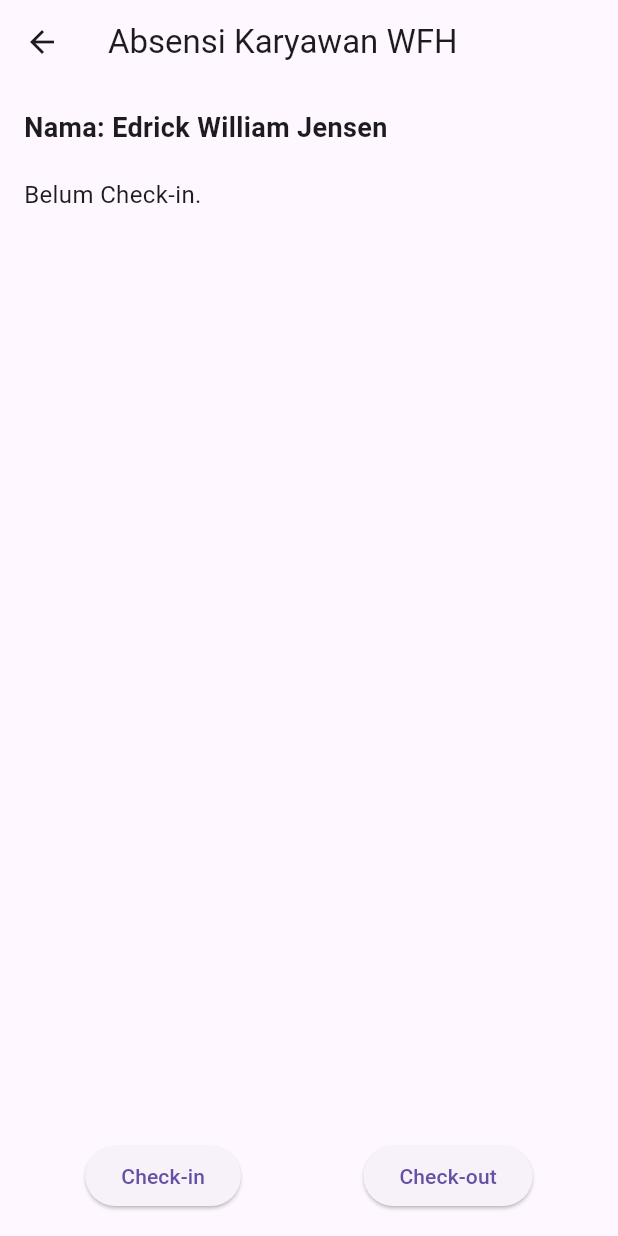
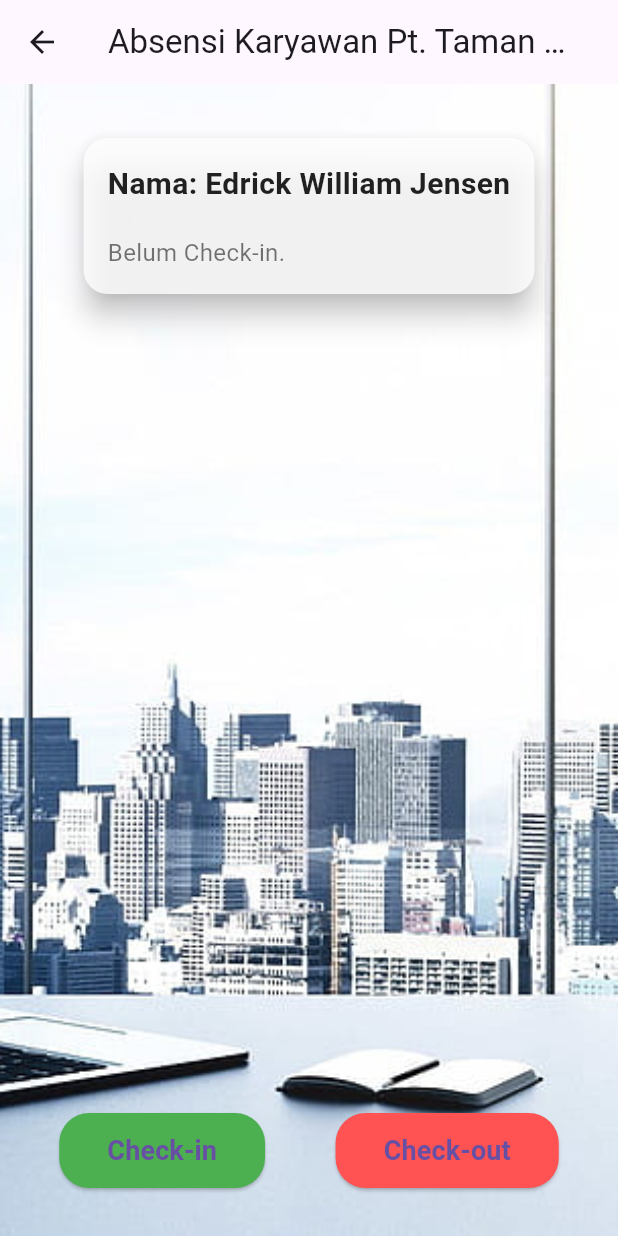
Before and after one commit to edrickjensen/UTS-PemMob-Monitoring-Karyawan-WFH, a Flutter app: the screen it shows after launch, after a tap on "Absen", on a phone screen of 412 x 824 dp. Run offline on Flutter 3.47's test engine with Material 3 defaults, Android fonts, the phone set to English and light mode, and no system bars; missing offline and left inert: monitoring_karyawan_wfh.

Commit message:
first commit

```diff
--- a/lib/main.dart
+++ b/lib/main.dart
@@ -23,9 +23,23 @@ class HomePage extends StatelessWidget {
   Widget build(BuildContext context) {
     return Scaffold(
       appBar: AppBar(
-        title: Text('Absensi'),
+        title: Text('Absensi Karyawan Pt. Taman Walet'),
+        backgroundColor: Colors.transparent, // Membuat appBar transparan
+        elevation: 0, // Menghilangkan bayangan appBar
       ),
-      body: Center(
+      body: Stack(
+        children: [
+          // Gambar latar belakang
+          Container(
+            decoration: BoxDecoration(
+              image: DecorationImage(
+                image: AssetImage('assets/image.png'), // Path gambar di assets
+                fit: BoxFit.cover, // Agar gambar menutupi seluruh layar
+              ),
+            ),
+          ),
+          // Konten utama
+          Center(
             child: ElevatedButton(
               onPressed: () {
                 // Navigasi ke AbsensiPage
@@ -34,8 +48,20 @@ class HomePage extends StatelessWidget {
                   MaterialPageRoute(builder: (context) => AbsensiPage()),
                 );
               },
-          child: Text("Absen"),
+              style: ElevatedButton.styleFrom(
+                padding: EdgeInsets.symmetric(horizontal: 32, vertical: 12),
+                shape: RoundedRectangleBorder(
+                  borderRadius: BorderRadius.circular(20),
                 ),
+                backgroundColor: Colors.blueAccent, // Warna tombol
+              ),
+              child: Text(
+                "Absen",
+                style: TextStyle(fontSize: 20, fontWeight: FontWeight.bold),
+              ),
+            ),
+          ),
+        ],
       ),
     );
   }
--- a/lib/presentation/pages/absensi_page.dart
+++ b/lib/presentation/pages/absensi_page.dart
@@ -41,55 +41,107 @@ class _AbsensiPageState extends State<AbsensiPage> {
   Widget build(BuildContext context) {
     return Scaffold(
       appBar: AppBar(
-        title: Text('Absensi Karyawan WFH'),
+        title: Text('Absensi Karyawan Pt. Taman Walet'),
+        backgroundColor: Colors.transparent,
+        elevation: 0,
       ),
-      body: Padding(
+      body: Stack(
+        children: [
+          // Background Image
+          Container(
+            decoration: BoxDecoration(
+              image: DecorationImage(
+                image: AssetImage('assets/image.png'), // Pastikan gambar ada di folder assets
+                fit: BoxFit.cover,
+              ),
+            ),
+          ),
+          // Content
+          Padding(
+            padding: const EdgeInsets.symmetric(horizontal: 16.0, vertical: 32.0),
+            child: Column(
+              children: [
+                // Card for Employee Info
+                Card(
+                  shape: RoundedRectangleBorder(
+                    borderRadius: BorderRadius.circular(16),
+                  ),
+                  elevation: 8,
+                  color: Colors.white.withOpacity(0.8), // Set transparency to make it blend
+                  child: Padding(
                     padding: const EdgeInsets.all(16.0),
                     child: Column(
                       crossAxisAlignment: CrossAxisAlignment.start,
                       children: [
                         Text(
                           "Nama: $name",
-              style: TextStyle(fontSize: 18, fontWeight: FontWeight.bold),
+                          style: TextStyle(fontSize: 20, fontWeight: FontWeight.bold, color: Colors.black87),
                         ),
                         SizedBox(height: 20),
                         if (checkInTime != null) ...[
                           Text(
                             "Check-in: ${formatDateTime(checkInTime!)}",
-                style: TextStyle(fontSize: 16),
+                            style: TextStyle(fontSize: 16, color: Colors.black54),
                           ),
                         ] else ...[
-              Text("Belum Check-in.", style: TextStyle(fontSize: 16)),
+                          Text("Belum Check-in.", style: TextStyle(fontSize: 16, color: Colors.black54)),
                         ],
                         if (checkOutTime != null) ...[
                           Text(
                             "Check-out: ${formatDateTime(checkOutTime!)}",
-                style: TextStyle(fontSize: 16),
+                            style: TextStyle(fontSize: 16, color: Colors.black54),
                           ),
                           Text(
                             "Durasi Kerja: ${workDuration?.inHours} jam ${workDuration?.inMinutes.remainder(60)} menit",
-                style: TextStyle(fontSize: 16),
+                            style: TextStyle(fontSize: 16, color: Colors.black54),
                           ),
                         ] else if (checkInTime != null) ...[
-              Text("Belum Check-out.", style: TextStyle(fontSize: 16)),
+                          Text("Belum Check-out.", style: TextStyle(fontSize: 16, color: Colors.black54)),
                         ],
+                      ],
+                    ),
+                  ),
+                ),
                 Spacer(),
+                // Check-in and Check-out Buttons
                 Row(
                   mainAxisAlignment: MainAxisAlignment.spaceAround,
                   children: [
                     ElevatedButton(
                       onPressed: checkIn,
-                  child: Text("Check-in"),
+                      style: ElevatedButton.styleFrom(
+                        padding: EdgeInsets.symmetric(horizontal: 32, vertical: 12),
+                        shape: RoundedRectangleBorder(
+                          borderRadius: BorderRadius.circular(20),
+                        ),
+                        backgroundColor: Colors.green,
+                      ),
+                      child: Text(
+                        "Check-in",
+                        style: TextStyle(fontSize: 18, fontWeight: FontWeight.bold),
+                      ),
                     ),
                     ElevatedButton(
                       onPressed: checkOut,
-                  child: Text("Check-out"),
+                      style: ElevatedButton.styleFrom(
+                        padding: EdgeInsets.symmetric(horizontal: 32, vertical: 12),
+                        shape: RoundedRectangleBorder(
+                          borderRadius: BorderRadius.circular(20),
+                        ),
+                        backgroundColor: Colors.redAccent,
+                      ),
+                      child: Text(
+                        "Check-out",
+                        style: TextStyle(fontSize: 18, fontWeight: FontWeight.bold),
+                      ),
                     ),
                   ],
                 ),
               ],
             ),
           ),
+        ],
+      ),
     );
   }
 }
--- a/pubspec.yaml
+++ b/pubspec.yaml
@@ -60,8 +60,8 @@ flutter:
   uses-material-design: true
 
   # To add assets to your application, add an assets section, like this:
-  # assets:
-  #   - images/a_dot_burr.jpeg
+  assets:
+    - assets/image.png
   #   - images/a_dot_ham.jpeg
 
   # An image asset can refer to one or more resolution-specific "variants", see
```
Also changed, not shown: assets/image.png (added). Lines whose indentation alone changed are shown as unchanged.
